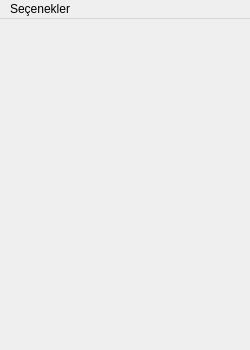
This is library.ui in taydastahsin/APP-Library as Qt 5 draws it before an edit. The edited form follows.
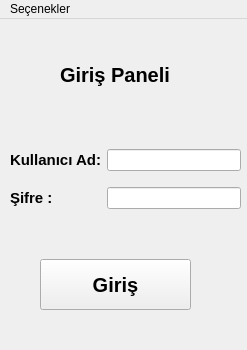
This is the edited form. The open tabs and pages were chosen to show the change.

```diff
--- a/library.ui
+++ b/library.ui
@@ -6,7 +6,7 @@
    <rect>
     <x>0</x>
     <y>0</y>
-    <width>250</width>
+    <width>247</width>
     <height>350</height>
    </rect>
   </property>
@@ -26,7 +26,94 @@
     <property name="currentIndex">
      <number>4</number>
     </property>
-    <widget class="QWidget" name="page"/>
+    <widget class="QWidget" name="page">
+     <widget class="QLabel" name="label_2">
+      <property name="geometry">
+       <rect>
+        <x>60</x>
+        <y>40</y>
+        <width>131</width>
+        <height>31</height>
+       </rect>
+      </property>
+      <property name="font">
+       <font>
+        <pointsize>15</pointsize>
+        <weight>75</weight>
+        <bold>true</bold>
+       </font>
+      </property>
+      <property name="text">
+       <string>Giriş Paneli</string>
+      </property>
+     </widget>
+     <widget class="QWidget" name="gridLayoutWidget">
+      <property name="geometry">
+       <rect>
+        <x>10</x>
+        <y>120</y>
+        <width>231</width>
+        <height>81</height>
+       </rect>
+      </property>
+      <layout class="QGridLayout" name="gridLayout">
+       <item row="0" column="0">
+        <widget class="QLabel" name="label">
+         <property name="font">
+          <font>
+           <pointsize>11</pointsize>
+           <weight>75</weight>
+           <bold>true</bold>
+          </font>
+         </property>
+         <property name="text">
+          <string>Kullanıcı Ad:</string>
+         </property>
+        </widget>
+       </item>
+       <item row="0" column="1">
+        <widget class="QLineEdit" name="lineEdit"/>
+       </item>
+       <item row="1" column="0">
+        <widget class="QLabel" name="label_3">
+         <property name="font">
+          <font>
+           <pointsize>11</pointsize>
+           <weight>75</weight>
+           <bold>true</bold>
+          </font>
+         </property>
+         <property name="text">
+          <string>Şifre :</string>
+         </property>
+        </widget>
+       </item>
+       <item row="1" column="1">
+        <widget class="QLineEdit" name="lineEdit_2"/>
+       </item>
+      </layout>
+     </widget>
+     <widget class="QPushButton" name="pushButton">
+      <property name="geometry">
+       <rect>
+        <x>40</x>
+        <y>240</y>
+        <width>151</width>
+        <height>51</height>
+       </rect>
+      </property>
+      <property name="font">
+       <font>
+        <pointsize>15</pointsize>
+        <weight>75</weight>
+        <bold>true</bold>
+       </font>
+      </property>
+      <property name="text">
+       <string>Giriş</string>
+      </property>
+     </widget>
+    </widget>
     <widget class="QWidget" name="page_2"/>
     <widget class="QWidget" name="page_3"/>
     <widget class="QWidget" name="page_4"/>
@@ -38,7 +125,7 @@
     <rect>
      <x>0</x>
      <y>0</y>
-     <width>250</width>
+     <width>247</width>
      <height>21</height>
     </rect>
    </property>
```
Left out of the diff: 12 changed lines with no effect on the pictures.
